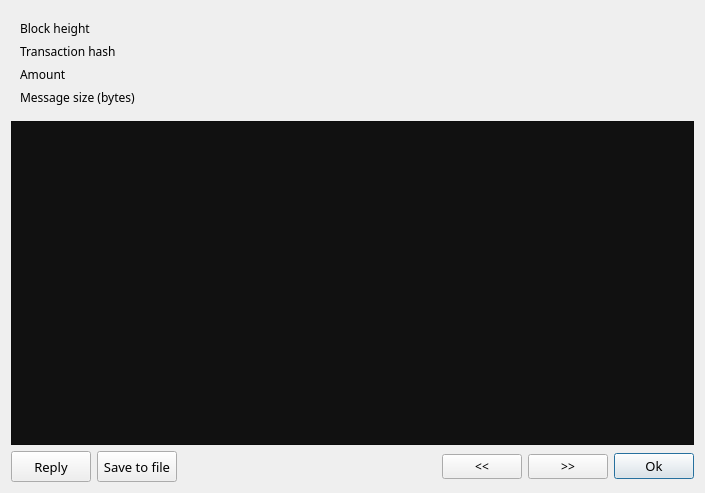
ConcealNetwork/conceal-desktop, file src/gui/ui/messagedetailsdialog.ui: the form before one commit.
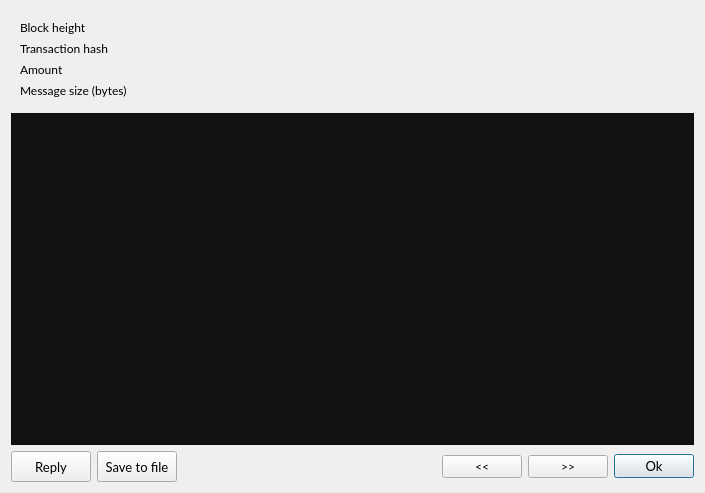
The form after the commit.

The edit to the form file:
```diff
--- a/src/gui/ui/messagedetailsdialog.ui
+++ b/src/gui/ui/messagedetailsdialog.ui
@@ -30,7 +30,7 @@
        <widget class="QLabel" name="label">
         <property name="font">
          <font>
-          <family>Poppins</family>
+          <family>Lato</family>
           <pointsize>9</pointsize>
          </font>
         </property>
@@ -43,7 +43,7 @@
        <widget class="QLabel" name="m_heightLabel">
         <property name="font">
          <font>
-          <family>Poppins</family>
+          <family>Lato</family>
           <pointsize>9</pointsize>
          </font>
         </property>
@@ -56,7 +56,7 @@
        <widget class="QLabel" name="label_5">
         <property name="font">
          <font>
-          <family>Poppins</family>
+          <family>Lato</family>
           <pointsize>9</pointsize>
          </font>
         </property>
@@ -69,7 +69,7 @@
        <widget class="QLabel" name="m_hashLabel">
         <property name="font">
          <font>
-          <family>Poppins</family>
+          <family>Lato</family>
           <pointsize>9</pointsize>
          </font>
         </property>
@@ -82,7 +82,7 @@
        <widget class="QLabel" name="m_amountLabel">
         <property name="font">
          <font>
-          <family>Poppins</family>
+          <family>Lato</family>
           <pointsize>9</pointsize>
          </font>
         </property>
@@ -95,7 +95,7 @@
        <widget class="QLabel" name="label_3">
         <property name="font">
          <font>
-          <family>Poppins</family>
+          <family>Lato</family>
           <pointsize>9</pointsize>
          </font>
         </property>
@@ -108,7 +108,7 @@
        <widget class="QLabel" name="label_7">
         <property name="font">
          <font>
-          <family>Poppins</family>
+          <family>Lato</family>
           <pointsize>9</pointsize>
          </font>
         </property>
@@ -121,7 +121,7 @@
        <widget class="QLabel" name="m_sizeLabel">
         <property name="font">
          <font>
-          <family>Poppins</family>
+          <family>Lato</family>
           <pointsize>9</pointsize>
          </font>
         </property>
@@ -155,7 +155,7 @@
        </property>
        <property name="font">
         <font>
-         <family>Poppins</family>
+         <family>Lato</family>
          <pointsize>10</pointsize>
         </font>
        </property>
@@ -177,7 +177,7 @@
        </property>
        <property name="font">
         <font>
-         <family>Poppins</family>
+         <family>Lato</family>
          <pointsize>10</pointsize>
         </font>
        </property>
@@ -203,7 +203,7 @@
       <widget class="QPushButton" name="m_prevButton">
        <property name="font">
         <font>
-         <family>Poppins</family>
+         <family>Lato</family>
         </font>
        </property>
        <property name="text">
@@ -215,7 +215,7 @@
       <widget class="QPushButton" name="m_nextButton">
        <property name="font">
         <font>
-         <family>Poppins</family>
+         <family>Lato</family>
         </font>
        </property>
        <property name="text">
@@ -227,7 +227,7 @@
       <widget class="QPushButton" name="m_okButton">
        <property name="font">
         <font>
-         <family>Poppins</family>
+         <family>Lato</family>
          <pointsize>10</pointsize>
         </font>
        </property>
```
